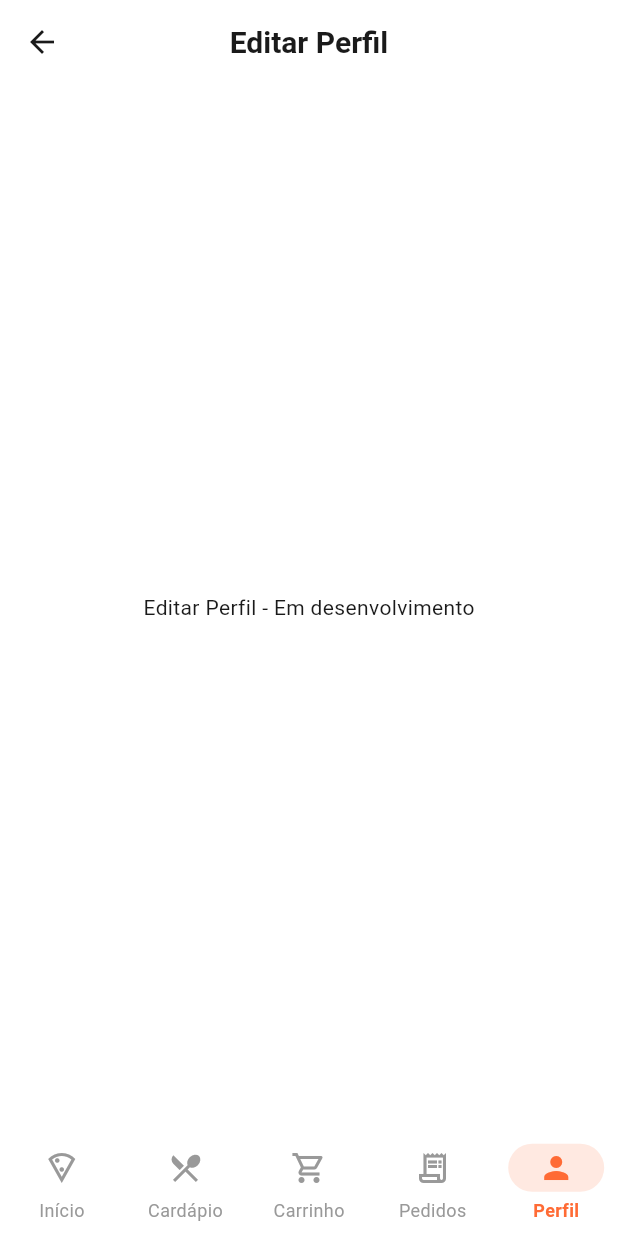
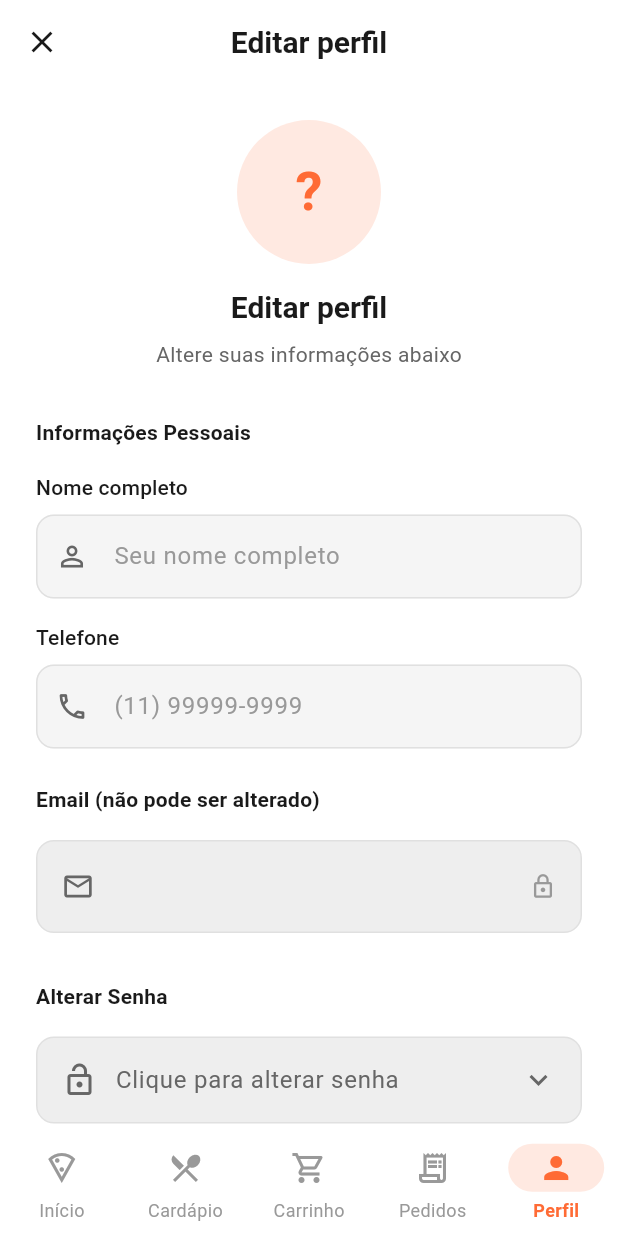
Before and after one commit to Augusto2025/Pizzaria, a Flutter app: the EditProfileScreen screen opened by its route, on a phone screen of 412 x 824 dp. Run offline on Flutter 3.47's test engine with Material 3 defaults, Android fonts, the phone set to English and light mode, and no system bars; our stand-ins replace dio, flutter_riverpod, flutter_secure_storage, freezed_annotation, get_it, go_router and 2 more; accounts and stored records are empty; network calls fail.

Commit message:
feat(mobile): adiciona tela de Editar Perfil
- Cria EditProfileScreen com formulário completo:
  - Nome completo (validação: mínimo 2 palavras)
  - Telefone com máscara visual (validação: 10-11 dígitos)
  - Email exibido como somente leitura
  - Alterar senha opcional: senha atual + nova senha + confirmar
  - Show/hide password em todos os campos de senha
  - Loading state e feedback visual (SnackBar)
- Integra com CurrentUserNotifier.updateProfile()
- Atualiza app_router.dart para usar a nova tela (remove placeholder)
- Atualiza MOBILE_PROJECT_DOCS.md com documentação da feature

Co-Authored-By: Claude Fable 5 <noreply@anthropic.com>

```diff
--- a/Mobile/lib/core/router/app_router.dart
+++ b/Mobile/lib/core/router/app_router.dart
@@ -15,6 +15,7 @@ import 'package:pizza/features/orders/presentation/screens/order_detail_screen.d
 import 'package:pizza/features/profile/presentation/screens/profile_screen.dart';
 import 'package:pizza/features/profile/presentation/screens/addresses_screen.dart';
 import 'package:pizza/features/profile/presentation/screens/add_edit_address_screen.dart';
+import 'package:pizza/features/profile/presentation/screens/edit_profile_screen.dart';
 
 /// Configuração de rotas da aplicação usando go_router com ShellRoute para bottom navigation
 class AppRouter {
@@ -295,21 +296,6 @@ class ForgotPasswordScreen extends StatelessWidget {
   }
 }
 
-class EditProfileScreen extends StatelessWidget {
-  const EditProfileScreen({super.key});
-
-  @override
-  Widget build(BuildContext context) {
-    return Scaffold(
-      appBar: AppBar(
-        title: const Text('Editar Perfil'),
-        leading: BackButton(onPressed: () => _safePop(context)),
-      ),
-      body: const Center(child: Text('Editar Perfil - Em desenvolvimento')),
-    );
-  }
-}
-
 class SettingsScreen extends StatelessWidget {
   const SettingsScreen({super.key});
 
--- /dev/null
+++ b/Mobile/lib/features/profile/presentation/screens/edit_profile_screen.dart
@@ -0,0 +1,405 @@
+import 'package:flutter/material.dart';
+import 'package:flutter_riverpod/flutter_riverpod.dart';
+import 'package:go_router/go_router.dart';
+import 'package:pizza/core/constants/app_colors.dart';
+import 'package:pizza/core/constants/app_strings.dart';
+import 'package:pizza/core/providers/auth_providers.dart';
+import 'package:pizza/shared/widgets/custom_button.dart';
+import 'package:pizza/shared/widgets/custom_text_field.dart';
+import 'package:pizza/data/models/auth_models.dart';
+
+/// Tela de Edição de Perfil
+class EditProfileScreen extends ConsumerStatefulWidget {
+  const EditProfileScreen({super.key});
+
+  @override
+  ConsumerState<EditProfileScreen> createState() => _EditProfileScreenState();
+}
+
+class _EditProfileScreenState extends ConsumerState<EditProfileScreen> {
+  final _formKey = GlobalKey<FormState>();
+  late final TextEditingController _nameController;
+  late final TextEditingController _phoneController;
+  late final TextEditingController _currentPasswordController;
+  late final TextEditingController _newPasswordController;
+  late final TextEditingController _confirmNewPasswordController;
+
+  bool _obscureCurrentPassword = true;
+  bool _obscureNewPassword = true;
+  bool _obscureConfirmPassword = true;
+  bool _isChangingPassword = false;
+
+  @override
+  void initState() {
+    super.initState();
+    final user = ref.read(currentUserProvider);
+    _nameController = TextEditingController(text: user?.name ?? '');
+    _phoneController = TextEditingController(text: user?.phone ?? '');
+    _currentPasswordController = TextEditingController();
+    _newPasswordController = TextEditingController();
+    _confirmNewPasswordController = TextEditingController();
+  }
+
+  @override
+  void dispose() {
+    _nameController.dispose();
+    _phoneController.dispose();
+    _currentPasswordController.dispose();
+    _newPasswordController.dispose();
+    _confirmNewPasswordController.dispose();
+    super.dispose();
+  }
+
+  Future<void> _handleSave() async {
+    if (!_formKey.currentState!.validate()) return;
+
+    final currentUser = ref.read(currentUserProvider);
+    if (currentUser == null) return;
+
+    final currentUserNotifier = ref.read(currentUserProvider.notifier);
+
+    // Se está alterando senha, valida senha atual
+    if (_isChangingPassword) {
+      if (_currentPasswordController.text.isEmpty) {
+        _showError('Informe a senha atual para confirmar a alteração');
+        return;
+      }
+      if (_newPasswordController.text != _confirmNewPasswordController.text) {
+        _showError('As novas senhas não coincidem');
+        return;
+      }
+    }
+
+    // Prepara request
+    final request = UpdateProfileRequest(
+      userId: currentUser.id,
+      name: _nameController.text.trim().isNotEmpty ? _nameController.text.trim() : null,
+      phone: _phoneController.text.trim().isNotEmpty ? _phoneController.text.trim() : null,
+      currentPassword: _isChangingPassword ? _currentPasswordController.text : null,
+      newPassword: _isChangingPassword && _newPasswordController.text.isNotEmpty ? _newPasswordController.text : null,
+      confirmNewPassword: _isChangingPassword && _confirmNewPasswordController.text.isNotEmpty ? _confirmNewPasswordController.text : null,
+    );
+
+    try {
+      await currentUserNotifier.updateProfile(request);
+      if (mounted) {
+        ScaffoldMessenger.of(context).showSnackBar(
+          SnackBar(
+            content: const Text('Perfil atualizado com sucesso'),
+            backgroundColor: AppColors.success,
+          ),
+        );
+        context.pop();
+      }
+    } catch (e) {
+      if (mounted) {
+        _showError('Erro ao atualizar perfil: $e');
+      }
+    }
+  }
+
+  void _showError(String message) {
+    ScaffoldMessenger.of(context).showSnackBar(
+      SnackBar(
+        content: Text(message),
+        backgroundColor: AppColors.error,
+      ),
+    );
+  }
+
+  @override
+  Widget build(BuildContext context) {
+    final authState = ref.watch(authProvider);
+    final isLoading = authState.isLoading;
+
+    return Scaffold(
+      appBar: AppBar(
+        title: Text(AppStrings.editProfile),
+        leading: IconButton(
+          icon: const Icon(Icons.close),
+          onPressed: isLoading ? null : () => context.pop(),
+        ),
+      ),
+      body: SingleChildScrollView(
+        padding: const EdgeInsets.all(24),
+        child: Form(
+          key: _formKey,
+          child: Column(
+            crossAxisAlignment: CrossAxisAlignment.stretch,
+            children: [
+              // Header
+              Center(
+                child: Column(
+                  children: [
+                    CircleAvatar(
+                      radius: 48,
+                      backgroundColor: AppColors.primary.withValues(alpha: 0.15),
+                      child: Text(
+                        _nameController.text.isNotEmpty
+                            ? _nameController.text[0].toUpperCase()
+                            : '?',
+                        style: TextStyle(
+                          fontSize: 36,
+                          fontWeight: FontWeight.bold,
+                          color: AppColors.primary,
+                        ),
+                      ),
+                    ),
+                    const SizedBox(height: 16),
+                    Text(
+                      'Editar perfil',
+                      style: Theme.of(context).textTheme.headlineMedium?.copyWith(
+                            fontWeight: FontWeight.bold,
+                          ),
+                    ),
+                    const SizedBox(height: 8),
+                    Text(
+                      'Altere suas informações abaixo',
+                      style: Theme.of(context).textTheme.bodyMedium?.copyWith(
+                            color: AppColors.textSecondary,
+                          ),
+                    ),
+                  ],
+                ),
+              ),
+
+              const SizedBox(height: 32),
+
+              // Informações Pessoais
+              Text(
+                'Informações Pessoais',
+                style: Theme.of(context).textTheme.titleMedium?.copyWith(
+                      fontWeight: FontWeight.bold,
+                    ),
+              ),
+              const SizedBox(height: 16),
+
+              // Nome
+              CustomTextField(
+                controller: _nameController,
+                label: AppStrings.name,
+                hint: 'Seu nome completo',
+                prefixIcon: Icons.person_outline,
+                validator: (value) {
+                  if (value == null || value.trim().isEmpty) {
+                    return 'Nome é obrigatório';
+                  }
+                  if (value.trim().split(' ').length < 2) {
+                    return 'Informe nome completo (pelo menos 2 palavras)';
+                  }
+                  return null;
+                },
+              ),
+
+              const SizedBox(height: 16),
+
+              // Telefone
+              CustomTextField(
+                controller: _phoneController,
+                label: AppStrings.phone,
+                hint: '(11) 99999-9999',
+                prefixIcon: Icons.phone_outlined,
+                keyboardType: TextInputType.phone,
+                validator: (value) {
+                  if (value == null || value.trim().isEmpty) {
+                    return 'Telefone é obrigatório';
+                  }
+                  // Validação simples de telefone brasileiro
+                  final digits = value.replaceAll(RegExp(r'[^\d]'), '');
+                  if (digits.length < 10 || digits.length > 11) {
+                    return 'Telefone inválido';
+                  }
+                  return null;
+                },
+              ),
+
+              const SizedBox(height: 24),
+
+              // Email (somente leitura - informativo)
+              Text(
+                'Email (não pode ser alterado)',
+                style: Theme.of(context).textTheme.titleMedium?.copyWith(
+                      fontWeight: FontWeight.bold,
+                    ),
+              ),
+              const SizedBox(height: 16),
+
+              Container(
+                padding: const EdgeInsets.symmetric(horizontal: 16, vertical: 18),
+                decoration: BoxDecoration(
+                  color: AppColors.surfaceVariant,
+                  borderRadius: BorderRadius.circular(12),
+                  border: Border.all(color: AppColors.border),
+                ),
+                child: Row(
+                  children: [
+                    Icon(Icons.email_outlined, color: AppColors.textSecondary, size: 22),
+                    const SizedBox(width: 12),
+                    Expanded(
+                      child: Text(
+                        currentUser?.email ?? '',
+                        style: Theme.of(context).textTheme.bodyLarge?.copyWith(
+                              color: AppColors.textSecondary,
+                            ),
+                      ),
+                    ),
+                    Icon(Icons.lock_outline, size: 18, color: AppColors.textDisabled),
+                  ],
+                ),
+              ),
+
+              const SizedBox(height: 32),
+
+              // Alterar Senha
+              Text(
+                'Alterar Senha',
+                style: Theme.of(context).textTheme.titleMedium?.copyWith(
+                      fontWeight: FontWeight.bold,
+                    ),
+              ),
+              const SizedBox(height: 16),
+
+              // Toggle para mostrar campos de senha
+              InkWell(
+                onTap: () => setState(() => _isChangingPassword = !_isChangingPassword),
+                borderRadius: BorderRadius.circular(12),
+                child: Container(
+                  padding: const EdgeInsets.all(16),
+                  decoration: BoxDecoration(
+                    color: _isChangingPassword
+                        ? AppColors.primary.withValues(alpha: 0.05)
+                        : AppColors.surfaceVariant,
+                    borderRadius: BorderRadius.circular(12),
+                    border: Border.all(
+                      color: _isChangingPassword ? AppColors.primary : AppColors.border,
+                    ),
+                  ),
+                  child: Row(
+                    children: [
+                      Icon(
+                        _isChangingPassword ? Icons.lock_outline : Icons.lock_open_outlined,
+                        color: _isChangingPassword ? AppColors.primary : AppColors.textSecondary,
+                        size: 24,
+                      ),
+                      const SizedBox(width: 12),
+                      Expanded(
+                        child: Text(
+                          _isChangingPassword ? 'Alterar senha' : 'Clique para alterar senha',
+                          style: Theme.of(context).textTheme.bodyLarge?.copyWith(
+                                color: _isChangingPassword ? AppColors.textPrimary : AppColors.textSecondary,
+                                fontWeight: _isChangingPassword ? FontWeight.w600 : FontWeight.normal,
+                              ),
+                        ),
+                      ),
+                      Icon(
+                        _isChangingPassword ? Icons.expand_less : Icons.expand_more,
+                        color: AppColors.textSecondary,
+                      ),
+                    ],
+                  ),
+                ),
+              ),
+
+              // Campos de senha (condicionais)
+              if (_isChangingPassword) ...[
+                const SizedBox(height: 16),
+
+                // Senha Atual
+                CustomTextField(
+                  controller: _currentPasswordController,
+                  label: 'Senha atual',
+                  hint: '••••••••',
+                  obscureText: _obscureCurrentPassword,
+                  prefixIcon: Icons.lock_outline,
+                  suffixIcon: IconButton(
+                    icon: Icon(
+                      _obscureCurrentPassword ? Icons.visibility_off : Icons.visibility,
+                      color: AppColors.textSecondary,
+                    ),
+                    onPressed: () => setState(() => _obscureCurrentPassword = !_obscureCurrentPassword),
+                  ),
+                  validator: (value) {
+                    if (_isChangingPassword && (value == null || value.isEmpty)) {
+                      return 'Senha atual é obrigatória';
+                    }
+                    return null;
+                  },
+                ),
+
+                const SizedBox(height: 16),
+
+                // Nova Senha
+                CustomTextField(
+                  controller: _newPasswordController,
+                  label: 'Nova senha',
+                  hint: '••••••••',
+                  obscureText: _obscureNewPassword,
+                  prefixIcon: Icons.lock_outline,
+                  suffixIcon: IconButton(
+                    icon: Icon(
+                      _obscureNewPassword ? Icons.visibility_off : Icons.visibility,
+                      color: AppColors.textSecondary,
+                    ),
+                    onPressed: () => setState(() => _obscureNewPassword = !_obscureNewPassword),
+                  ),
+                  validator: (value) {
+                    if (_isChangingPassword && value != null && value.isNotEmpty && value.length < 6) {
+                      return 'A senha deve ter pelo menos 6 caracteres';
+                    }
+                    return null;
+                  },
+                ),
+
+                const SizedBox(height: 16),
+
+                // Confirmar Nova Senha
+                CustomTextField(
+                  controller: _confirmNewPasswordController,
+                  label: 'Confirmar nova senha',
+                  hint: '••••••••',
+                  obscureText: _obscureConfirmPassword,
+                  prefixIcon: Icons.lock_outline,
+                  suffixIcon: IconButton(
+                    icon: Icon(
+                      _obscureConfirmPassword ? Icons.visibility_off : Icons.visibility,
+                      color: AppColors.textSecondary,
+                    ),
+                    onPressed: () => setState(() => _obscureConfirmPassword = !_obscureConfirmPassword),
+                  ),
+                  validator: (value) {
+                    if (_isChangingPassword && value != _newPasswordController.text) {
+                      return 'As senhas não coincidem';
+                    }
+                    return null;
+                  },
+                ),
+              ],
+
+              const SizedBox(height: 32),
+
+              // Botão Salvar
+              CustomButton(
+                text: AppStrings.save,
+                isLoading: isLoading,
+                onPressed: _handleSave,
+              ),
+
+              const SizedBox(height: 16),
+
+              // Botão Cancelar
+              TextButton(
+                onPressed: isLoading ? null : () => context.pop(),
+                child: Text(
+                  AppStrings.cancel,
+                  style: TextStyle(color: AppColors.textSecondary),
+                ),
+              ),
+            ],
+          ),
+        ),
+      ),
+    );
+  }
+
+  UserDto? get currentUser => ref.read(currentUserProvider);
+}
```
Also changed, not shown: 1 other file.
